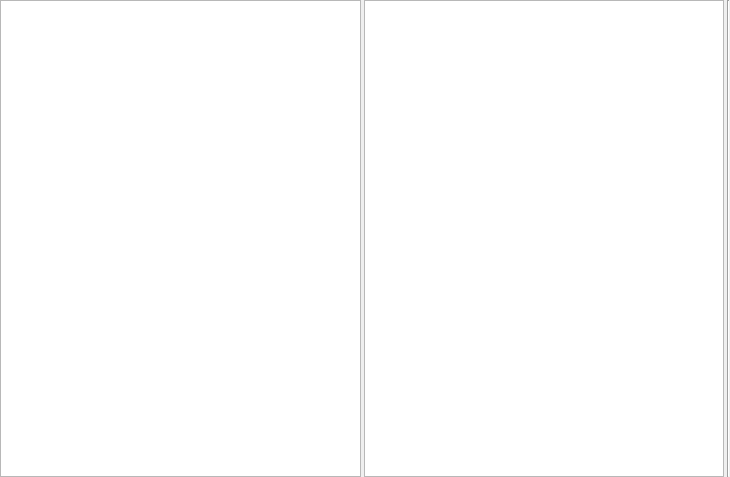
Before: the Qt Designer form assets/ui/editor_tab.ui in Luthaf/Zested, drawn with Qt 5.
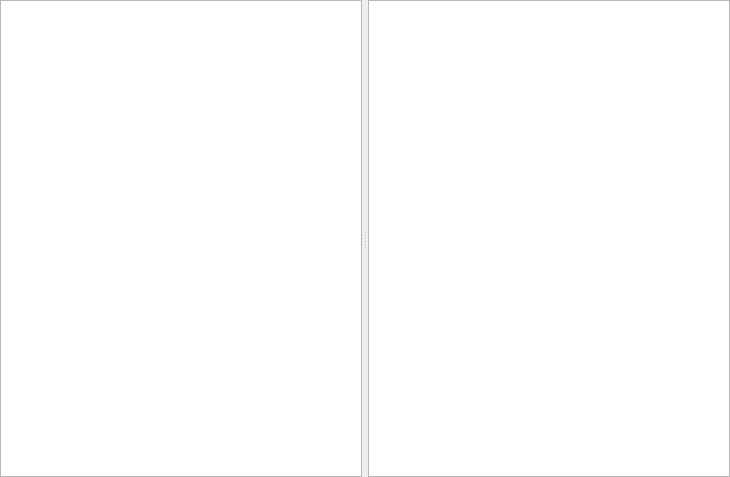
After: the same form once the commit is applied.

Commit message: Mon beau Slider, roi des Sliders

Diff of the .ui file:
```diff
--- a/assets/ui/editor_tab.ui
+++ b/assets/ui/editor_tab.ui
@@ -10,9 +10,9 @@
     <height>477</height>
    </rect>
   </property>
-  <layout class="QHBoxLayout" name="horizontalLayout" stretch="0,0,0">
+  <layout class="QHBoxLayout" name="horizontalLayout">
    <property name="spacing">
-    <number>3</number>
+    <number>0</number>
    </property>
    <property name="leftMargin">
     <number>0</number>
@@ -27,16 +27,15 @@
     <number>0</number>
    </property>
    <item>
-    <widget class="QTextEdit" name="text_editor"/>
-   </item>
-   <item>
-    <widget class="QTextBrowser" name="viewer"/>
-   </item>
-   <item>
-    <widget class="Line" name="line">
+    <widget class="QSplitter" name="splitter">
      <property name="orientation">
-      <enum>Qt::Vertical</enum>
+      <enum>Qt::Horizontal</enum>
      </property>
+     <property name="handleWidth">
+      <number>6</number>
+     </property>
+     <widget class="QTextEdit" name="text_editor"/>
+     <widget class="QTextBrowser" name="viewer"/>
     </widget>
    </item>
   </layout>
```
The commit also changes 1 other file.
